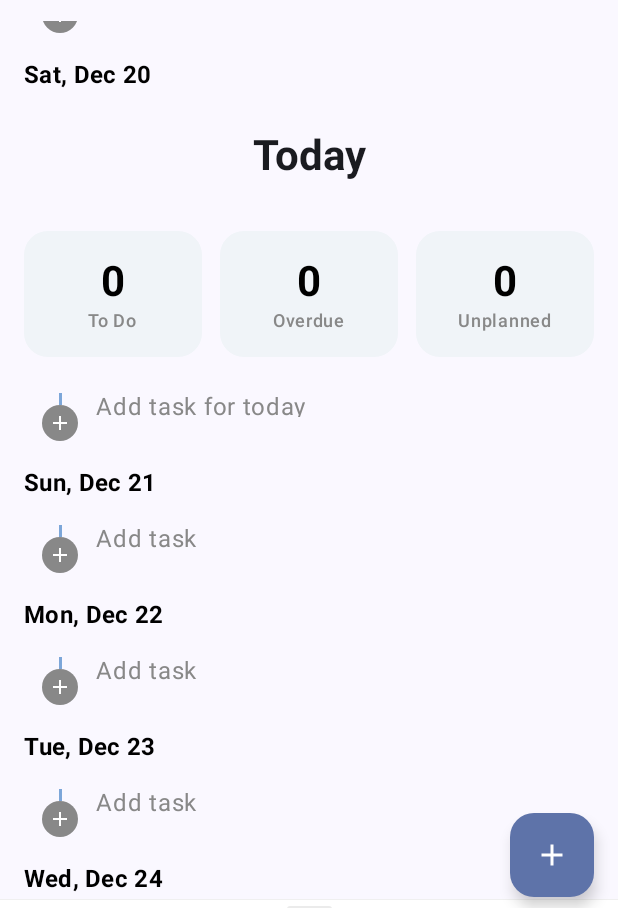
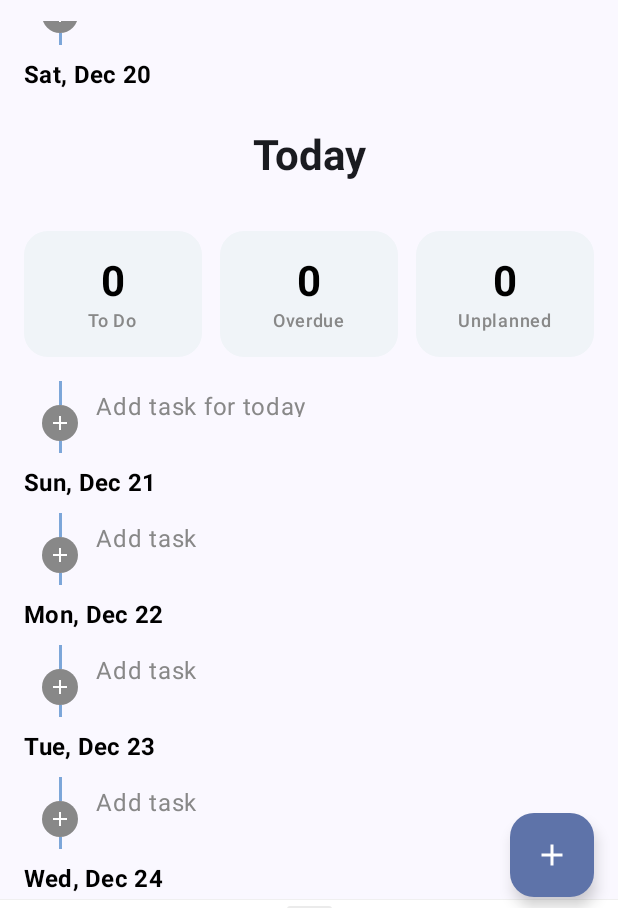
Before and after one commit to jayavardhan-g/tasks, an Android app built with Jetpack Compose: the screen it shows after launch (MainActivity), on a phone screen of 412 x 824 dp, the part 75-983 px from its top. Run offline under Robolectric (Android 15) with nearby library versions, the phone set to English and light mode, and no system bars; our stand-ins replace Room's generated code, livedata-compose.

Commit message:
Fix disconnecting lines in timeline view

```diff
--- a/app/src/main/java/com/example/tasks/ui/TimelineView.kt
+++ b/app/src/main/java/com/example/tasks/ui/TimelineView.kt
@@ -447,6 +447,25 @@ fun TimelineTaskItem(
             modifier = Modifier.width(48.dp),
             horizontalAlignment = Alignment.CenterHorizontally
         ) {
+            // Line from above
+            Canvas(
+                modifier = Modifier
+                    .width(2.dp)
+                    .height(8.dp)
+            ) {
+                val pathEffect = if (timelineMode == TimelineMode.COLOR && workspaceColor == null) {
+                    PathEffect.dashPathEffect(floatArrayOf(10f, 10f), 0f)
+                } else null
+
+                drawLine(
+                    color = indicatorColor.copy(alpha = 0.5f),
+                    start = Offset(size.width / 2, 0f),
+                    end = Offset(size.width / 2, size.height),
+                    strokeWidth = 2.dp.toPx(),
+                    pathEffect = pathEffect
+                )
+            }
+
             Box(
                 modifier = Modifier
                     .size(24.dp)
@@ -465,7 +484,7 @@ fun TimelineTaskItem(
                 }
             }
 
-            // Vertical Line
+            // Vertical Line BELOW
             Canvas(
                 modifier = Modifier
                     .width(2.dp)
@@ -647,16 +666,16 @@ fun TimelineAddTaskRow(
             Canvas(
                 modifier = Modifier
                     .width(2.dp)
-                    .height(8.dp)
+                    .height(16.dp)
             ) {
                 val lineColor = if (timelineMode == TimelineMode.COLOR) {
-                    Color.Gray.copy(alpha = 0.3f)
+                    Color.Gray.copy(alpha = 0.5f)
                 } else {
                     Color(0xFF0056B3).copy(alpha = 0.5f)
                 }
 
                 val pathEffect = if (timelineMode == TimelineMode.COLOR) {
-                    PathEffect.dashPathEffect(floatArrayOf(5f, 5f), 0f)
+                    PathEffect.dashPathEffect(floatArrayOf(10f, 10f), 0f)
                 } else null
 
                 drawLine(
@@ -682,6 +701,31 @@ fun TimelineAddTaskRow(
                     modifier = Modifier.size(16.dp)
                 )
             }
+
+            // Line BELOW
+            Canvas(
+                modifier = Modifier
+                    .width(2.dp)
+                    .weight(1f)
+            ) {
+                val lineColor = if (timelineMode == TimelineMode.COLOR) {
+                    Color.Gray.copy(alpha = 0.5f)
+                } else {
+                    Color(0xFF0056B3).copy(alpha = 0.5f)
+                }
+
+                val pathEffect = if (timelineMode == TimelineMode.COLOR) {
+                    PathEffect.dashPathEffect(floatArrayOf(10f, 10f), 0f)
+                } else null
+
+                drawLine(
+                    color = lineColor,
+                    start = Offset(size.width / 2, 0f),
+                    end = Offset(size.width / 2, size.height),
+                    strokeWidth = 2.dp.toPx(),
+                    pathEffect = pathEffect
+                )
+            }
         }
 
         Text(
```
